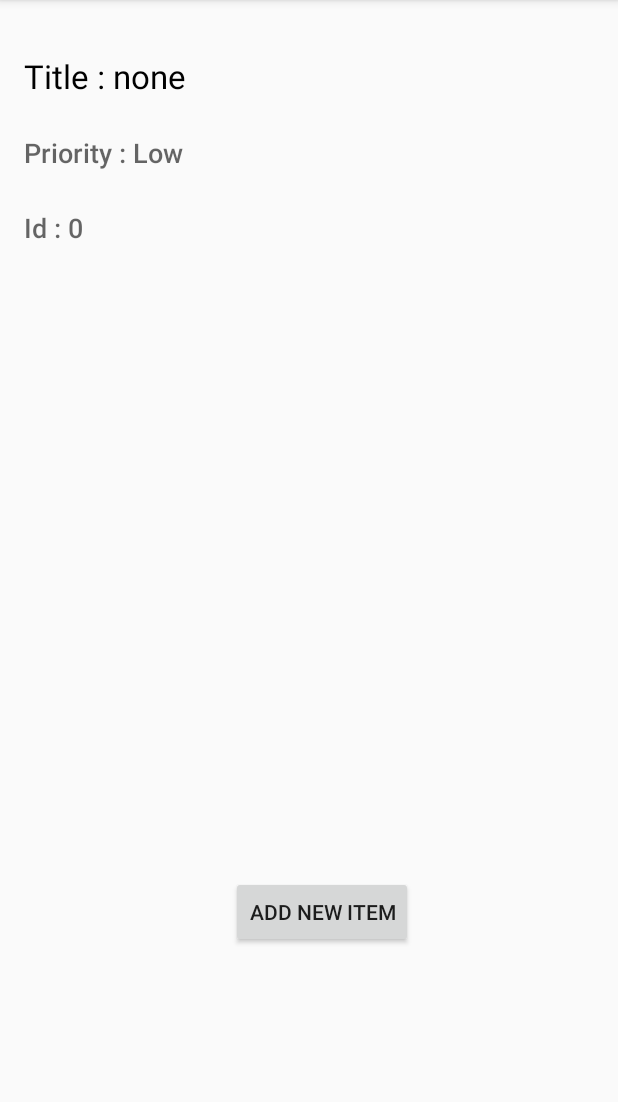
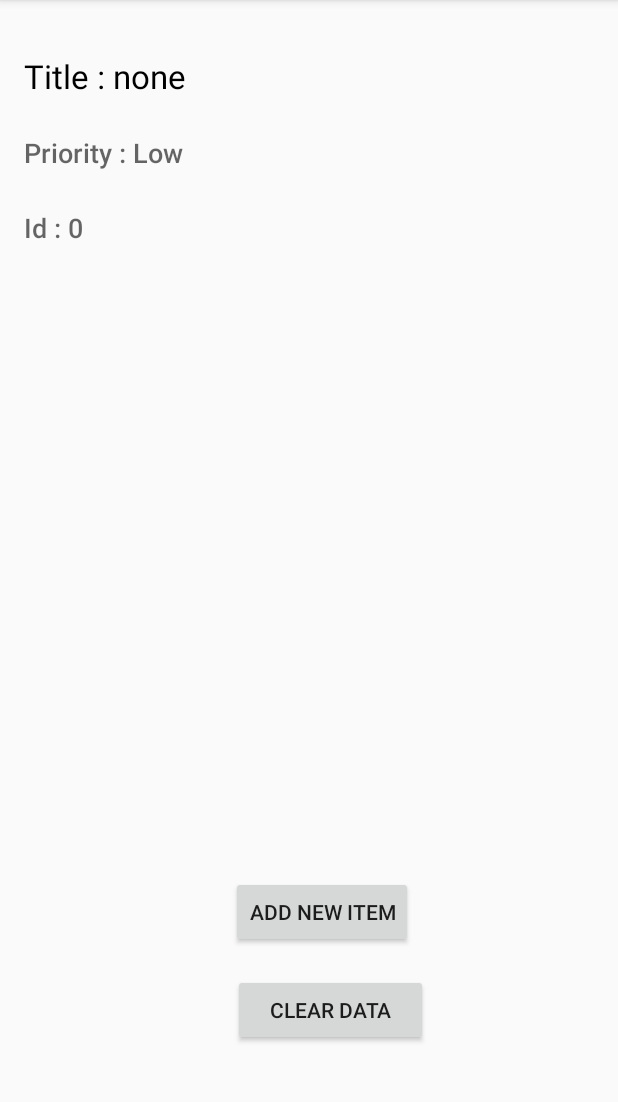
Before and after one commit to Manik1094/SharedPrefsTodo, an Android app: the screen it shows after launch (MainActivity), on a phone screen of 412 x 824 dp, the part 84-1186 px from its top. Run offline under Robolectric (Android 15) with nearby library versions, the phone set to English and light mode, and no system bars.

Commit message:
Second Commit

```diff
--- a/app/src/main/java/com/example/helloworld/sharedprefs/MainActivity.java
+++ b/app/src/main/java/com/example/helloworld/sharedprefs/MainActivity.java
@@ -10,9 +10,11 @@ import android.widget.TextView;
 
 public class MainActivity extends AppCompatActivity {
 
-    Button add_btn;
+    Button add_btn , clear_btn;
     TextView title_txt , priority_txt , id_txt;
     SharedPreferences preferences;
+    SharedPreferences.Editor editor;
+
 
 
 
@@ -27,16 +29,22 @@ public class MainActivity extends AppCompatActivity {
         title_txt = findViewById(R.id.title_txt);
         priority_txt = findViewById(R.id.priority_txt);
         id_txt = findViewById(R.id.id_txt);
+        clear_btn = findViewById(R.id.clear_btn);
 
-
+        clear_btn.setOnClickListener(new View.OnClickListener() {
+            @Override
+            public void onClick(View v) {
+                editor.clear();
+                editor.commit();
+                onStart();
+            }
+        });
 
         add_btn.setOnClickListener(new View.OnClickListener() {
             @Override
             public void onClick(View v) {
                 Intent intent = new Intent(MainActivity.this , AddTodoActivity.class);
                 startActivity(intent);
-
-
             }
         });
     }
@@ -45,6 +53,7 @@ public class MainActivity extends AppCompatActivity {
     protected void onStart() {
         super.onStart();
         preferences = getApplicationContext().getSharedPreferences("TodoPrefs",MODE_PRIVATE);
+        editor = preferences.edit();
 
         retreiveData();
     }
--- a/app/src/main/res/layout/activity_main.xml
+++ b/app/src/main/res/layout/activity_main.xml
@@ -68,4 +68,19 @@
         app:layout_constraintHorizontal_bias="0.531"
         app:layout_constraintStart_toStartOf="parent" />
 
+    <Button
+        android:id="@+id/clear_btn"
+        android:layout_width="130dp"
+        android:layout_height="wrap_content"
+        android:layout_marginStart="8dp"
+        android:layout_marginTop="8dp"
+        android:layout_marginEnd="8dp"
+        android:layout_marginBottom="8dp"
+        android:text="Clear Data"
+        app:layout_constraintBottom_toBottomOf="parent"
+        app:layout_constraintEnd_toEndOf="parent"
+        app:layout_constraintHorizontal_bias="0.555"
+        app:layout_constraintStart_toStartOf="parent"
+        app:layout_constraintTop_toBottomOf="@+id/add_btn"
+        app:layout_constraintVertical_bias="0.125" />
 </android.support.constraint.ConstraintLayout>
```
